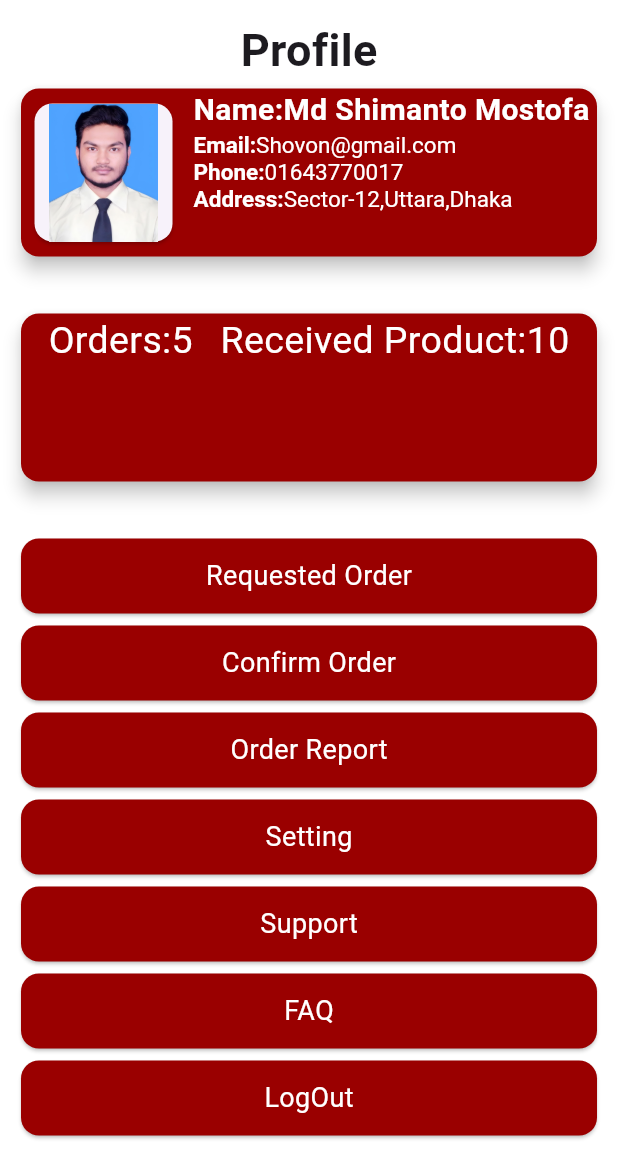
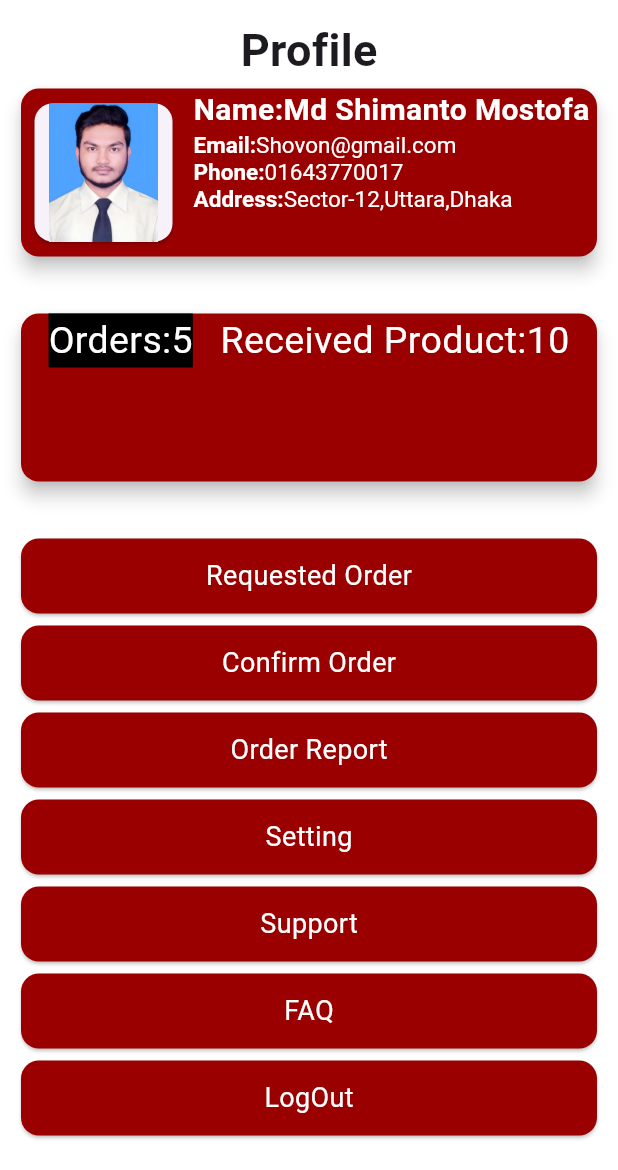
Before and after one commit to Shovon0017/pc_mart_version02, a Flutter app: the screen it shows after launch, on a phone screen of 412 x 824 dp, the part 66-1236 px from its top. Run offline on Flutter 3.47's test engine with Material 3 defaults, Android fonts, the phone set to English and light mode, and no system bars; our stand-ins replace animated_notch_bottom_bar, carousel_slider, flutter_easyloading, flutter_secure_storage, fluttertoast, get and 3 more; missing offline and left inert: flutter_sslcommerz.

Commit message:
pc mart version 2

```diff
--- a/lib/view/screen/Profile/profile.dart
+++ b/lib/view/screen/Profile/profile.dart
@@ -124,8 +124,9 @@
                     children: [
                       Row(mainAxisAlignment: MainAxisAlignment.spaceEvenly,
                         children: [
-                          Text("Orders:5",style: TextStyle(color: Colors.white,fontSize: 25),),
-                          Text("Received Product:10",style: TextStyle(color: Colors.white,fontSize: 25))
+                          Container(
+                              color: Colors.black,child: Text("Orders:5",style: TextStyle(color: Colors.white,fontSize: 25),)),
+                          Container(child: Text("Received Product:10",style: TextStyle(color: Colors.white,fontSize: 25)))
                         ],
                       )
                     ],
```
